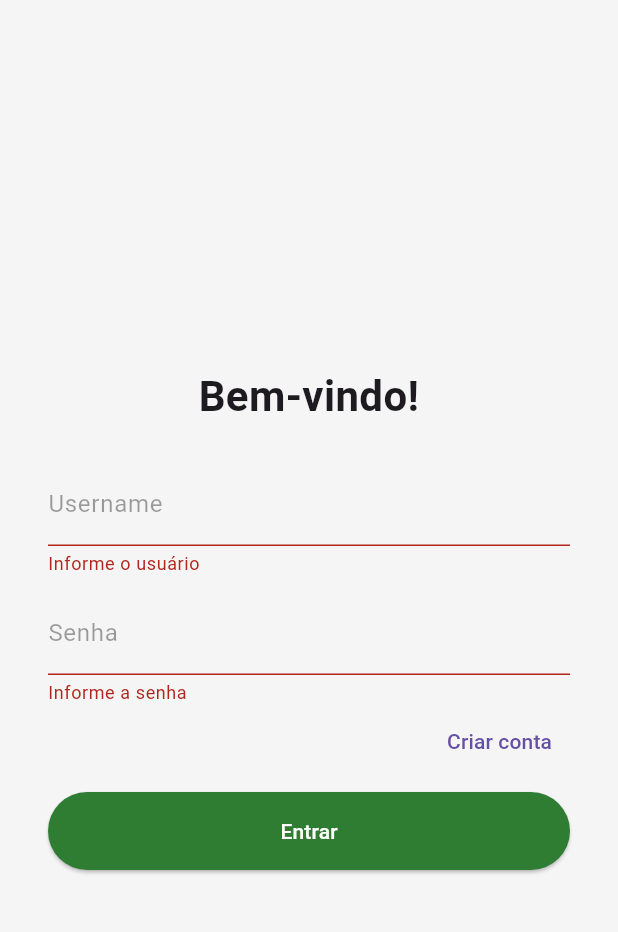
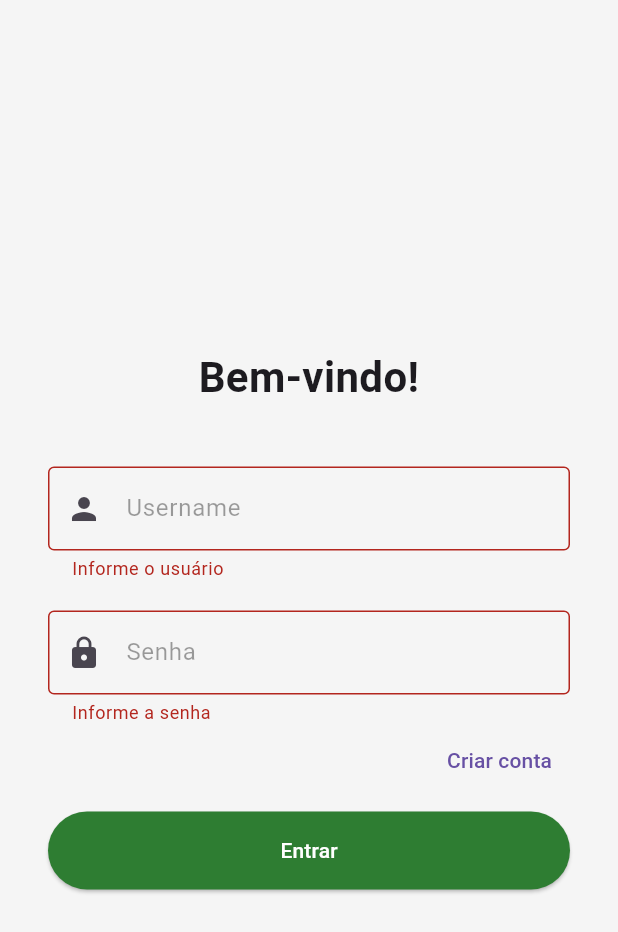
Before and after one commit to Jeffersson17/sistema_controle_dividas_frontend, a Flutter app: the screen it shows after launch, after a tap on "Entrar", on a phone screen of 412 x 824 dp. Shown: the top 932 px of the screen. Run offline on Flutter 3.47's test engine with Material 3 defaults, Android fonts, the phone set to English and light mode, and no system bars; our stand-ins replace shared_preferences.

Commit message:
fix login_page

```diff
--- a/lib/pages/login_page.dart
+++ b/lib/pages/login_page.dart
@@ -4,7 +4,6 @@ import 'dart:convert';
 import 'package:shared_preferences/shared_preferences.dart';
 import 'package:sistema_controle_dividas_frontend/pages/client_page.dart';
 import 'package:sistema_controle_dividas_frontend/pages/singup_page.dart';
-
 
 class LoginPage extends StatefulWidget {
   const LoginPage({super.key});
@@ -44,6 +43,7 @@ class _LoginPageState extends State<LoginPage> {
             MaterialPageRoute(builder: (context) => const ClientPage()),
           );
         } else {
+          if (mounted) {
             ScaffoldMessenger.of(context).showSnackBar(
               const SnackBar(
                 backgroundColor: Colors.redAccent,
@@ -52,7 +52,9 @@ class _LoginPageState extends State<LoginPage> {
               ),
             );
           }
+        }
       } catch (e) {
+        if (mounted) {
           ScaffoldMessenger.of(context).showSnackBar(
             const SnackBar(
               backgroundColor: Colors.redAccent,
@@ -60,6 +62,7 @@ class _LoginPageState extends State<LoginPage> {
               content: Text('Erro: servidor está offline.'),
             ),
           );
+        }
       }
     }
   }
@@ -81,7 +84,7 @@ class _LoginPageState extends State<LoginPage> {
                   style: TextStyle(fontSize: 28, fontWeight: FontWeight.bold),
                   textAlign: TextAlign.center,
                 ),
-                const SizedBox(height: 24),
+                const SizedBox(height: 40),
                 TextFormField(
                   controller: _userController,
                   keyboardType: TextInputType.text,
@@ -92,14 +95,18 @@ class _LoginPageState extends State<LoginPage> {
                       fontWeight: FontWeight.w400,
                       fontSize: 16,
                     ),
+                    prefixIcon: Icon(Icons.person),
+                    border: OutlineInputBorder(),
+                    focusedBorder: OutlineInputBorder(
+                      borderSide: BorderSide(color: Colors.green.shade900),
                     ),
-                  validator: (value) =>
-                    value == null || value.isEmpty ? 'Informe o usuário' : null,
+                  ),
+                  validator: (value) => value == null || value.isEmpty
+                      ? 'Informe o usuário'
+                      : null,
                   style: TextStyle(fontSize: 16),
                 ),
-                SizedBox(
-                  height: 10,
-                ),
+                SizedBox(height: 20),
                 TextFormField(
                   controller: _passwordController,
                   keyboardType: TextInputType.visiblePassword,
@@ -110,6 +117,11 @@ class _LoginPageState extends State<LoginPage> {
                       color: Colors.black38,
                       fontWeight: FontWeight.w400,
                       fontSize: 16,
+                    ),
+                    prefixIcon: Icon(Icons.lock),
+                    border: OutlineInputBorder(),
+                    focusedBorder: OutlineInputBorder(
+                      borderSide: BorderSide(color: Colors.green.shade900),
                     ),
                   ),
                   validator: (value) =>
@@ -123,7 +135,9 @@ class _LoginPageState extends State<LoginPage> {
                       onPressed: () {
                         Navigator.push(
                           context,
-                          MaterialPageRoute(builder: (context) => const RegisterPage()),
+                          MaterialPageRoute(
+                            builder: (context) => const RegisterPage(),
+                          ),
                         );
                       },
                       child: const Text('Criar conta'),
```
Lines whose indentation alone changed are shown as unchanged.
